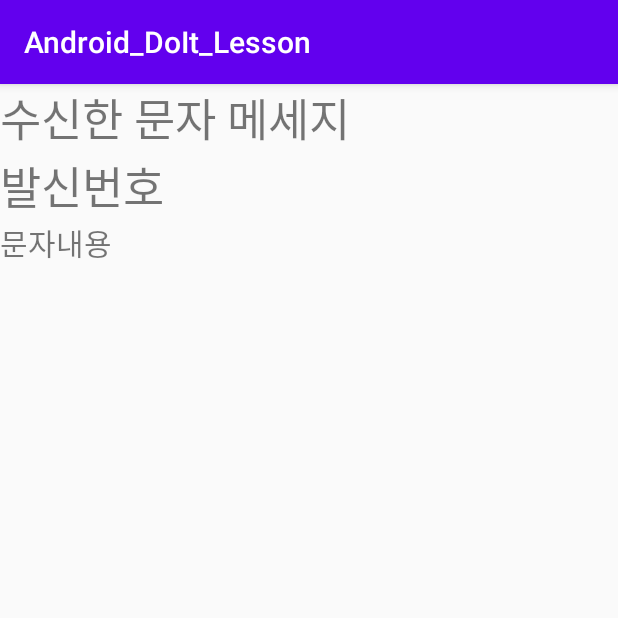
After one commit to corn1200/Android_DoIt_Lesson, an Android app: the SmsActivity screen opened directly, with no data from a screen before it, on a phone screen of 412 x 824 dp, the top half of it. The commit adds this screen. Run offline under Robolectric (Android 15) with nearby library versions, the phone set to English and light mode, and no system bars.

Commit message:
part02 chapter06 05 broadcast receiver / SMS

```diff
--- a/app/src/main/AndroidManifest.xml
+++ b/app/src/main/AndroidManifest.xml
@@ -11,11 +11,12 @@
         android:roundIcon="@mipmap/ic_launcher_round"
         android:supportsRtl="true"
         android:theme="@style/AppTheme">
+        <activity android:name=".SmsActivity"></activity>
+
         <receiver
             android:name=".SmsReceiver"
             android:enabled="true"
             android:exported="true">
-
             <intent-filter>
                 <action android:name="android.provider.Telephony.SMS_RECEIVED" />
             </intent-filter>
--- /dev/null
+++ b/app/src/main/java/com/example/AndroidDoItLesson/SmsActivity.java
@@ -0,0 +1,14 @@
+package com.example.AndroidDoItLesson;
+
+import android.os.Bundle;
+
+import androidx.appcompat.app.AppCompatActivity;
+
+public class SmsActivity extends AppCompatActivity {
+
+    @Override
+    protected void onCreate(Bundle savedInstanceState) {
+        super.onCreate(savedInstanceState);
+        setContentView(R.layout.activity_sms);
+    }
+}
--- /dev/null
+++ b/app/src/main/res/layout/activity_sms.xml
@@ -0,0 +1,30 @@
+<?xml version="1.0" encoding="utf-8"?>
+<LinearLayout xmlns:android="http://schemas.android.com/apk/res/android"
+    xmlns:app="http://schemas.android.com/apk/res-auto"
+    xmlns:tools="http://schemas.android.com/tools"
+    android:layout_width="match_parent"
+    android:layout_height="match_parent"
+    android:orientation="vertical"
+    tools:context="com.example.AndroidDoItLesson.SmsActivity">
+
+    <TextView
+        android:id="@+id/textView"
+        android:layout_width="match_parent"
+        android:layout_height="wrap_content"
+        android:text="수신한 문자 메세지"
+        android:textSize="30sp" />
+
+    <TextView
+        android:id="@+id/textView2"
+        android:layout_width="match_parent"
+        android:layout_height="wrap_content"
+        android:text="발신번호"
+        android:textSize="30sp" />
+
+    <TextView
+        android:id="@+id/textView3"
+        android:layout_width="match_parent"
+        android:layout_height="wrap_content"
+        android:text="문자내용"
+        android:textSize="20sp" />
+</LinearLayout>
--- a/build.gradle
+++ b/build.gradle
@@ -5,7 +5,7 @@ buildscript {
         jcenter()
     }
     dependencies {
-        classpath "com.android.tools.build:gradle:4.0.1"
+        classpath 'com.android.tools.build:gradle:4.0.2'
 
         // NOTE: Do not place your application dependencies here; they belong
         // in the individual module build.gradle files
```
Also changed, not shown: app/src/main/java/com/example/AndroidDoItLesson/MainActivity.java (+28 -1 lines).
